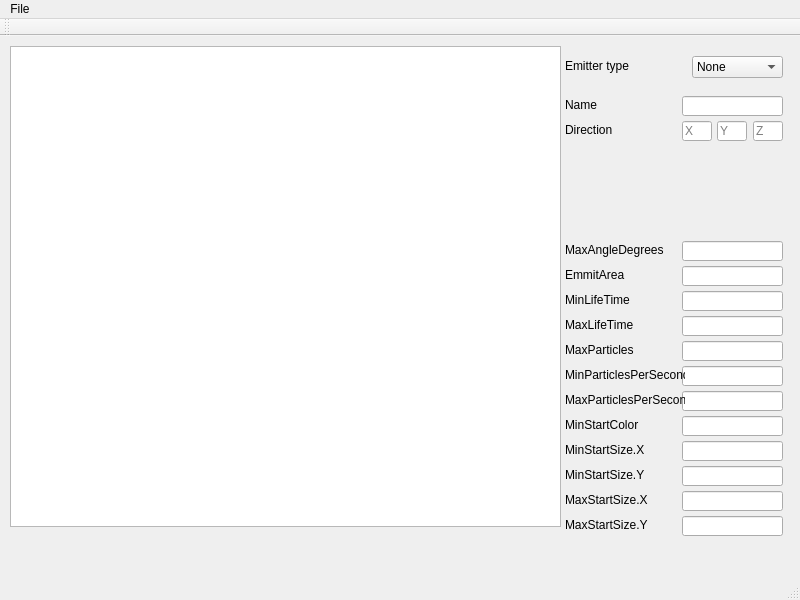
Old version of the form tools/ParticleEditor/mainwindow.ui in the repository threkk/psibranch3irrlicht.
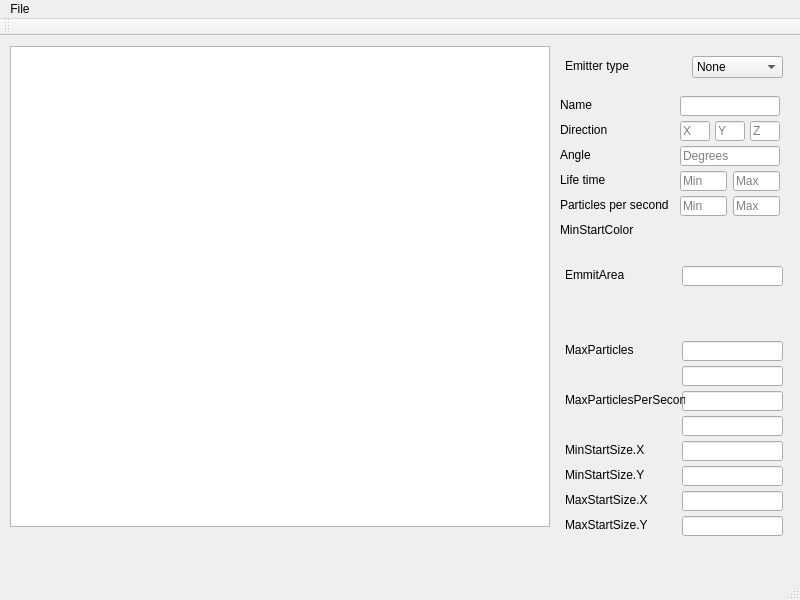
New version of the form.

The edit to the form file:
```diff
--- a/tools/ParticleEditor/mainwindow.ui
+++ b/tools/ParticleEditor/mainwindow.ui
@@ -19,7 +19,7 @@
      <rect>
       <x>10</x>
       <y>10</y>
-      <width>551</width>
+      <width>540</width>
       <height>481</height>
      </rect>
     </property>
@@ -27,12 +27,18 @@
    <widget class="QLineEdit" name="lineEdit_3">
     <property name="geometry">
      <rect>
-      <x>682</x>
-      <y>205</y>
-      <width>101</width>
+      <x>680</x>
+      <y>110</y>
+      <width>100</width>
       <height>20</height>
      </rect>
     </property>
+    <property name="inputMask">
+     <string/>
+    </property>
+    <property name="placeholderText">
+     <string>Degrees</string>
+    </property>
    </widget>
    <widget class="QLineEdit" name="lineEdit_4">
     <property name="geometry">
@@ -47,14 +53,14 @@
    <widget class="QLabel" name="label_3">
     <property name="geometry">
      <rect>
-      <x>565</x>
-      <y>205</y>
+      <x>560</x>
+      <y>110</y>
       <width>120</width>
       <height>16</height>
      </rect>
     </property>
     <property name="text">
-     <string>MaxAngleDegrees</string>
+     <string>Angle</string>
     </property>
     <property name="alignment">
      <set>Qt::AlignBottom|Qt::AlignLeading|Qt::AlignLeft</set>
@@ -79,50 +85,30 @@
    <widget class="QLineEdit" name="lineEdit_5">
     <property name="geometry">
      <rect>
-      <x>682</x>
-      <y>255</y>
-      <width>101</width>
+      <x>680</x>
+      <y>135</y>
+      <width>47</width>
       <height>20</height>
      </rect>
     </property>
-   </widget>
-   <widget class="QLineEdit" name="lineEdit_6">
-    <property name="geometry">
-     <rect>
-      <x>682</x>
-      <y>280</y>
-      <width>101</width>
-      <height>20</height>
-     </rect>
+    <property name="inputMask">
+     <string/>
     </property>
-   </widget>
-   <widget class="QLabel" name="label_5">
-    <property name="geometry">
-     <rect>
-      <x>565</x>
-      <y>255</y>
-      <width>120</width>
-      <height>16</height>
-     </rect>
+    <property name="placeholderText">
+     <string>Min</string>
     </property>
-    <property name="text">
-     <string>MinLifeTime</string>
-    </property>
-    <property name="alignment">
-     <set>Qt::AlignBottom|Qt::AlignLeading|Qt::AlignLeft</set>
-    </property>
    </widget>
    <widget class="QLabel" name="label_6">
     <property name="geometry">
      <rect>
-      <x>565</x>
-      <y>280</y>
+      <x>560</x>
+      <y>135</y>
       <width>120</width>
       <height>16</height>
      </rect>
     </property>
     <property name="text">
-     <string>MaxLifeTime</string>
+     <string>Life time</string>
     </property>
     <property name="alignment">
      <set>Qt::AlignBottom|Qt::AlignLeading|Qt::AlignLeft</set>
@@ -237,9 +223,9 @@
    <widget class="QLineEdit" name="lineEdit_name">
     <property name="geometry">
      <rect>
-      <x>682</x>
+      <x>680</x>
       <y>60</y>
-      <width>101</width>
+      <width>100</width>
       <height>20</height>
      </rect>
     </property>
@@ -247,7 +233,7 @@
    <widget class="QLabel" name="label_name">
     <property name="geometry">
      <rect>
-      <x>565</x>
+      <x>560</x>
       <y>60</y>
       <width>120</width>
       <height>16</height>
@@ -263,7 +249,7 @@
    <widget class="QLineEdit" name="lineEdit_Direction_X">
     <property name="geometry">
      <rect>
-      <x>682</x>
+      <x>680</x>
       <y>85</y>
       <width>30</width>
       <height>20</height>
@@ -276,7 +262,7 @@
    <widget class="QLabel" name="label_Direction">
     <property name="geometry">
      <rect>
-      <x>565</x>
+      <x>560</x>
       <y>85</y>
       <width>120</width>
       <height>16</height>
@@ -308,14 +294,14 @@
    <widget class="QLabel" name="label_12">
     <property name="geometry">
      <rect>
-      <x>565</x>
-      <y>330</y>
+      <x>560</x>
+      <y>160</y>
       <width>120</width>
       <height>16</height>
      </rect>
     </property>
     <property name="text">
-     <string>MinParticlesPerSecond</string>
+     <string>Particles per second</string>
     </property>
     <property name="alignment">
      <set>Qt::AlignBottom|Qt::AlignLeading|Qt::AlignLeft</set>
@@ -340,8 +326,8 @@
    <widget class="QLabel" name="label_14">
     <property name="geometry">
      <rect>
-      <x>565</x>
-      <y>380</y>
+      <x>560</x>
+      <y>185</y>
       <width>120</width>
       <height>16</height>
      </rect>
@@ -460,7 +446,7 @@
    <widget class="QLineEdit" name="lineEdit_Direction_Y">
     <property name="geometry">
      <rect>
-      <x>717</x>
+      <x>715</x>
       <y>85</y>
       <width>30</width>
       <height>20</height>
@@ -473,7 +459,7 @@
    <widget class="QLineEdit" name="lineEdit_Direction_Z">
     <property name="geometry">
      <rect>
-      <x>753</x>
+      <x>750</x>
       <y>85</y>
       <width>30</width>
       <height>20</height>
@@ -486,6 +472,105 @@
      <string>Z</string>
     </property>
    </widget>
+   <widget class="QLineEdit" name="lineEdit_Lifetime_Max">
+    <property name="geometry">
+     <rect>
+      <x>733</x>
+      <y>135</y>
+      <width>47</width>
+      <height>20</height>
+     </rect>
+    </property>
+    <property name="placeholderText">
+     <string>Max</string>
+    </property>
+   </widget>
+   <widget class="QLineEdit" name="lineEdit_PPS_Min">
+    <property name="geometry">
+     <rect>
+      <x>680</x>
+      <y>160</y>
+      <width>47</width>
+      <height>20</height>
+     </rect>
+    </property>
+    <property name="inputMask">
+     <string/>
+    </property>
+    <property name="placeholderText">
+     <string>Min</string>
+    </property>
+   </widget>
+   <widget class="QLineEdit" name="lineEdit_PPS_Max">
+    <property name="geometry">
+     <rect>
+      <x>733</x>
+      <y>160</y>
+      <width>47</width>
+      <height>20</height>
+     </rect>
+    </property>
+    <property name="placeholderText">
+     <string>Max</string>
+    </property>
+   </widget>
+   <widget class="QPushButton" name="pushButton_Color_Min">
+    <property name="geometry">
+     <rect>
+      <x>680</x>
+      <y>190</y>
+      <width>47</width>
+      <height>20</height>
+     </rect>
+    </property>
+    <property name="autoFillBackground">
+     <bool>true</bool>
+    </property>
+    <property name="styleSheet">
+     <string notr="true">* { background-color: rgb(0, 206, 216);
+alternate-background-color: rgb(134, 255, 172);
+}</string>
+    </property>
+    <property name="text">
+     <string/>
+    </property>
+    <property name="default">
+     <bool>false</bool>
+    </property>
+    <property name="flat">
+     <bool>true</bool>
+    </property>
+   </widget>
+   <widget class="QPushButton" name="pushButton_2">
+    <property name="geometry">
+     <rect>
+      <x>733</x>
+      <y>190</y>
+      <width>47</width>
+      <height>20</height>
+     </rect>
+    </property>
+    <property name="focusPolicy">
+     <enum>Qt::StrongFocus</enum>
+    </property>
+    <property name="autoFillBackground">
+     <bool>true</bool>
+    </property>
+    <property name="styleSheet">
+     <string notr="true">* { background-color: rgb(0, 206, 216);
+alternate-background-color: rgb(134, 255, 172);
+}</string>
+    </property>
+    <property name="text">
+     <string/>
+    </property>
+    <property name="default">
+     <bool>false</bool>
+    </property>
+    <property name="flat">
+     <bool>true</bool>
+    </property>
+   </widget>
   </widget>
   <widget class="QMenuBar" name="menuBar">
    <property name="geometry">
```
Left out of the diff: 10 changed lines with no effect on the pictures.
